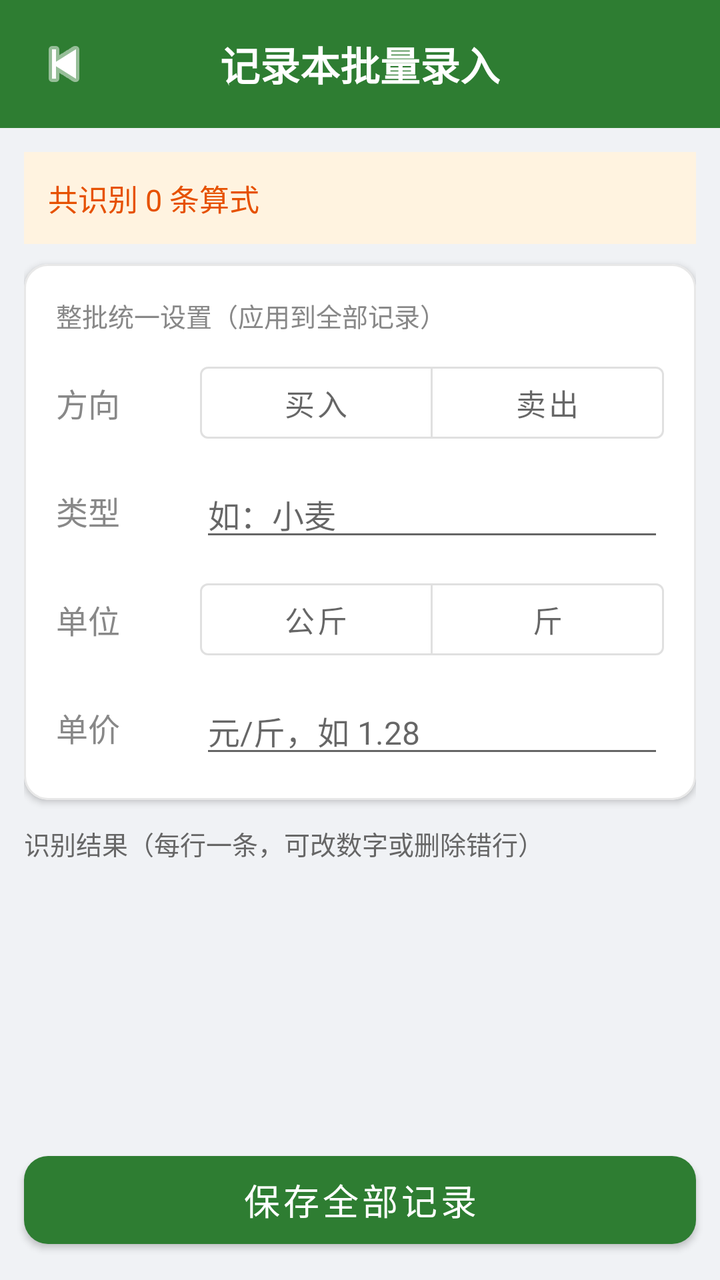
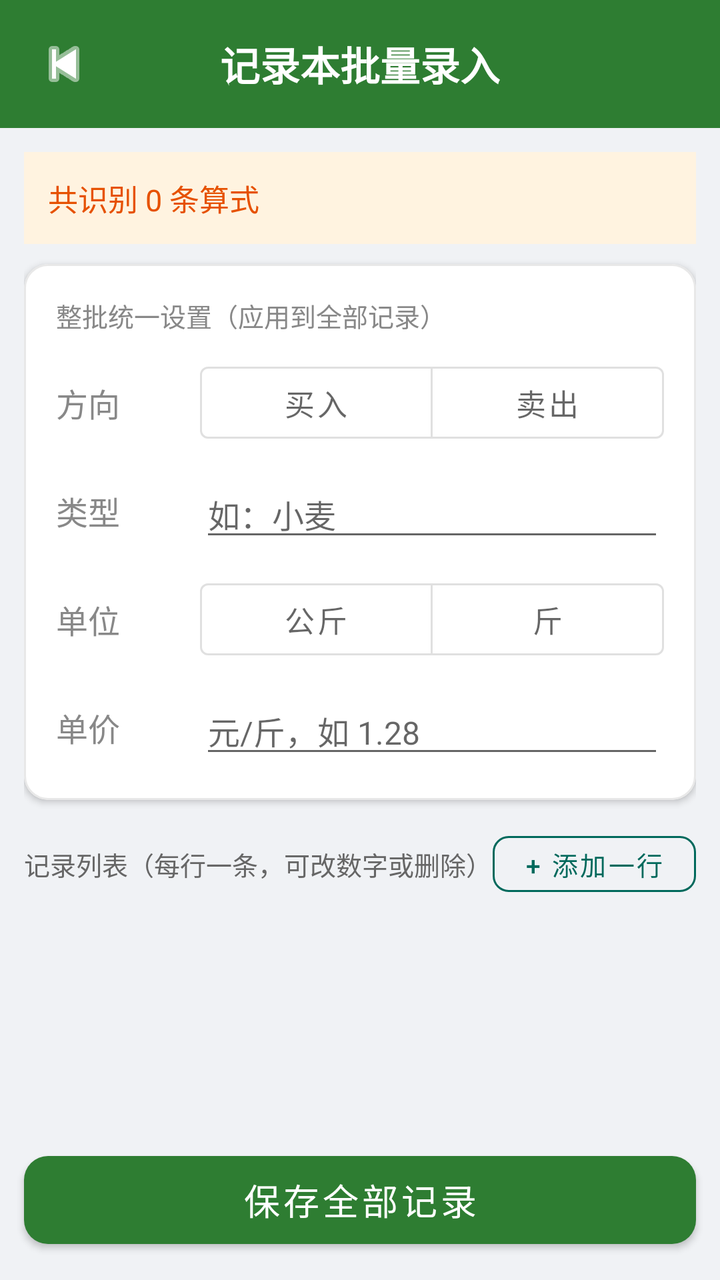

Before-and-after screenshots of an Android layout around one commit, followed by the original layout XML and the change that was made.
<!-- AndroidManifest.xml: application theme Theme.FarmTrade -->
<!-- res/layout/activity_ledger_review.xml -->
<?xml version="1.0" encoding="utf-8"?>
<LinearLayout
    xmlns:android="http://schemas.android.com/apk/res/android"
    xmlns:app="http://schemas.android.com/apk/res-auto"
    android:layout_width="match_parent"
    android:layout_height="match_parent"
    android:orientation="vertical"
    android:background="#f0f2f5">

    
    <LinearLayout
        android:layout_width="match_parent"
        android:layout_height="wrap_content"
        android:orientation="horizontal"
        android:gravity="center_vertical"
        android:background="#2e7d32"
        android:paddingTop="16dp"
        android:paddingBottom="16dp"
        android:paddingStart="16dp"
        android:paddingEnd="16dp">

        <ImageView
            android:id="@+id/ivBack"
            android:layout_width="32dp"
            android:layout_height="32dp"
            android:src="@android:drawable/ic_media_previous"
            android:contentDescription="返回"
            app:tint="#ffffff" />

        <TextView
            android:layout_width="0dp"
            android:layout_height="wrap_content"
            android:layout_weight="1"
            android:text="记录本批量录入"
            android:textColor="#ffffff"
            android:textSize="20sp"
            android:textStyle="bold"
            android:gravity="center"
            android:layout_marginStart="-32dp" />
    </LinearLayout>

    <ScrollView
        android:layout_width="match_parent"
        android:layout_height="0dp"
        android:layout_weight="1"
        android:fillViewport="true">

        <LinearLayout
            android:layout_width="match_parent"
            android:layout_height="wrap_content"
            android:orientation="vertical"
            android:padding="12dp">

            <TextView
                android:id="@+id/tvSummary"
                android:layout_width="match_parent"
                android:layout_height="wrap_content"
                android:text="共识别 0 条算式"
                android:textColor="#e65100"
                android:textSize="15sp"
                android:background="#fff3e0"
                android:padding="12dp"
                android:layout_marginBottom="10dp" />

            
            <com.google.android.material.card.MaterialCardView
                android:layout_width="match_parent"
                android:layout_height="wrap_content"
                app:cardCornerRadius="12dp"
                app:cardElevation="2dp"
                app:strokeColor="#e8e8e8"
                app:strokeWidth="1dp"
                android:layout_marginBottom="12dp">

                <LinearLayout
                    android:layout_width="match_parent"
                    android:layout_height="wrap_content"
                    android:orientation="vertical"
                    android:padding="16dp">

                    <TextView
                        android:layout_width="wrap_content"
                        android:layout_height="wrap_content"
                        android:text="整批统一设置（应用到全部记录）"
                        android:textColor="#888888"
                        android:textSize="13sp"
                        android:layout_marginBottom="10dp" />

                    
                    <LinearLayout
                        android:layout_width="match_parent"
                        android:layout_height="wrap_content"
                        android:orientation="horizontal"
                        android:gravity="center_vertical"
                        android:layout_marginBottom="10dp">

                        <TextView
                            android:layout_width="72dp"
                            android:layout_height="wrap_content"
                            android:text="方向"
                            android:textColor="#888888"
                            android:textSize="16sp" />

                        <com.google.android.material.button.MaterialButtonToggleGroup
                            android:id="@+id/toggleDirection"
                            android:layout_width="0dp"
                            android:layout_height="wrap_content"
                            android:layout_weight="1"
                            app:singleSelection="true"
                            app:selectionRequired="true">

                            <com.google.android.material.button.MaterialButton
                                android:id="@+id/btnBuy"
                                style="@style/Widget.MaterialComponents.Button.OutlinedButton"
                                android:layout_width="0dp"
                                android:layout_height="wrap_content"
                                android:layout_weight="1"
                                android:text="买入"
                                android:textSize="15sp" />

                            <com.google.android.material.button.MaterialButton
                                android:id="@+id/btnSell"
                                style="@style/Widget.MaterialComponents.Button.OutlinedButton"
                                android:layout_width="0dp"
                                android:layout_height="wrap_content"
                                android:layout_weight="1"
                                android:text="卖出"
                                android:textSize="15sp" />
                        </com.google.android.material.button.MaterialButtonToggleGroup>
                    </LinearLayout>

                    
                    <LinearLayout
                        android:layout_width="match_parent"
                        android:layout_height="wrap_content"
                        android:orientation="horizontal"
                        android:gravity="center_vertical"
                        android:layout_marginBottom="10dp">

                        <TextView
                            android:layout_width="72dp"
                            android:layout_height="wrap_content"
                            android:text="类型"
                            android:textColor="#888888"
                            android:textSize="16sp" />

                        <EditText
                            android:id="@+id/etLedgerType"
                            android:layout_width="0dp"
                            android:layout_height="wrap_content"
                            android:layout_weight="1"
                            android:inputType="text"
                            android:hint="如：小麦"
                            android:textSize="16sp" />
                    </LinearLayout>

                    
                    <LinearLayout
                        android:layout_width="match_parent"
                        android:layout_height="wrap_content"
                        android:orientation="horizontal"
                        android:gravity="center_vertical"
                        android:layout_marginBottom="10dp">

                        <TextView
                            android:layout_width="72dp"
                            android:layout_height="wrap_content"
                            android:text="单位"
                            android:textColor="#888888"
                            android:textSize="16sp" />

                        <com.google.android.material.button.MaterialButtonToggleGroup
                            android:id="@+id/toggleUnit"
                            android:layout_width="0dp"
                            android:layout_height="wrap_content"
                            android:layout_weight="1"
                            app:singleSelection="true"
                            app:selectionRequired="true">

                            <com.google.android.material.button.MaterialButton
                                android:id="@+id/btnUnitKg"
                                style="@style/Widget.MaterialComponents.Button.OutlinedButton"
                                android:layout_width="0dp"
                                android:layout_height="wrap_content"
                                android:layout_weight="1"
                                android:text="公斤"
                                android:textSize="15sp" />

                            <com.google.android.material.button.MaterialButton
                                android:id="@+id/btnUnitJin"
                                style="@style/Widget.MaterialComponents.Button.OutlinedButton"
                                android:layout_width="0dp"
                                android:layout_height="wrap_content"
                                android:layout_weight="1"
                                android:text="斤"
                                android:textSize="15sp" />
                        </com.google.android.material.button.MaterialButtonToggleGroup>
                    </LinearLayout>

                    
                    <LinearLayout
                        android:layout_width="match_parent"
                        android:layout_height="wrap_content"
                        android:orientation="horizontal"
                        android:gravity="center_vertical">

                        <TextView
                            android:layout_width="72dp"
                            android:layout_height="wrap_content"
                            android:text="单价"
                            android:textColor="#888888"
                            android:textSize="16sp" />

                        <EditText
                            android:id="@+id/etLedgerPrice"
                            android:layout_width="0dp"
                            android:layout_height="wrap_content"
                            android:layout_weight="1"
                            android:inputType="numberDecimal"
                            android:hint="元/斤，如 1.28"
                            android:textSize="16sp" />
                    </LinearLayout>
                </LinearLayout>
            </com.google.android.material.card.MaterialCardView>

            
            <TextView
                android:layout_width="wrap_content"
                android:layout_height="wrap_content"
                android:text="识别结果（每行一条，可改数字或删除错行）"
                android:textColor="#666666"
                android:textSize="13sp"
                android:layout_marginBottom="6dp" />

            <LinearLayout
                android:id="@+id/llRows"
                android:layout_width="match_parent"
                android:layout_height="wrap_content"
                android:orientation="vertical" />
        </LinearLayout>
    </ScrollView>

    
    <com.google.android.material.button.MaterialButton
        android:id="@+id/btnSaveAll"
        android:layout_width="match_parent"
        android:layout_height="56dp"
        android:layout_margin="12dp"
        android:text="保存全部记录"
        android:textColor="#ffffff"
        android:textSize="18sp"
        app:backgroundTint="#2e7d32"
        app:cornerRadius="12dp" />
</LinearLayout>
<!-- resources referenced by this layout -->
<resources>
  <style name="Theme.FarmTrade" parent="Theme.MaterialComponents.Light.NoActionBar">
          <item name="colorPrimary">@color/green_primary</item>
          <item name="colorPrimaryVariant">@color/green_dark</item>
          <item name="colorOnPrimary">@color/white</item>
          <item name="colorSecondary">@color/orange_primary</item>
          <item name="colorOnSecondary">@color/white</item>
          <item name="android:statusBarColor">@color/green_primary</item>
          <item name="android:windowLightStatusBar">false</item>
      </style>
  <color name="green_primary">#2e7d32</color>
  <color name="green_dark">#1b5e20</color>
  <color name="white">#ffffff</color>
  <color name="orange_primary">#e65100</color>
</resources>

<!-- the commit's change to res/layout/activity_ledger_review.xml (unified diff, before → after) -->
@@ -224,13 +224,32 @@
             </com.google.android.material.card.MaterialCardView>
 
             
-            <TextView
-                android:layout_width="wrap_content"
-                android:layout_height="wrap_content"
-                android:text="识别结果（每行一条，可改数字或删除错行）"
-                android:textColor="#666666"
-                android:textSize="13sp"
-                android:layout_marginBottom="6dp" />
+            <LinearLayout
+                android:layout_width="match_parent"
+                android:layout_height="wrap_content"
+                android:orientation="horizontal"
+                android:gravity="center_vertical"
+                android:layout_marginBottom="6dp">
+
+                <TextView
+                    android:layout_width="0dp"
+                    android:layout_height="wrap_content"
+                    android:layout_weight="1"
+                    android:text="记录列表（每行一条，可改数字或删除）"
+                    android:textColor="#666666"
+                    android:textSize="13sp" />
+
+                <com.google.android.material.button.MaterialButton
+                    android:id="@+id/btnAddRow"
+                    style="@style/Widget.MaterialComponents.Button.OutlinedButton"
+                    android:layout_width="wrap_content"
+                    android:layout_height="40dp"
+                    android:text="+ 添加一行"
+                    android:textColor="#00695c"
+                    android:textSize="13sp"
+                    app:strokeColor="#00695c"
+                    app:cornerRadius="8dp" />
+            </LinearLayout>
 
             <LinearLayout
                 android:id="@+id/llRows"
